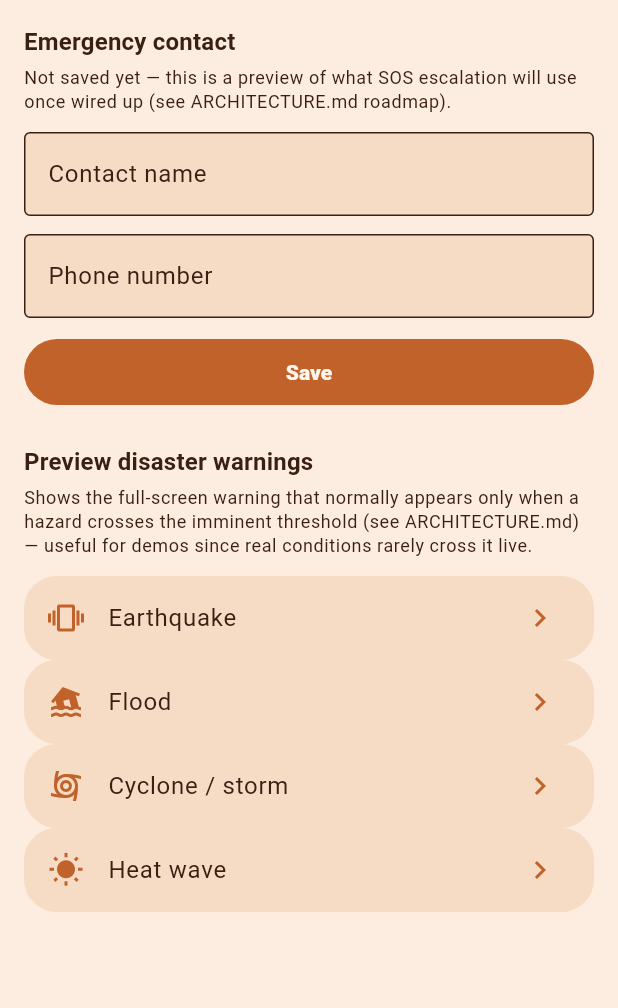
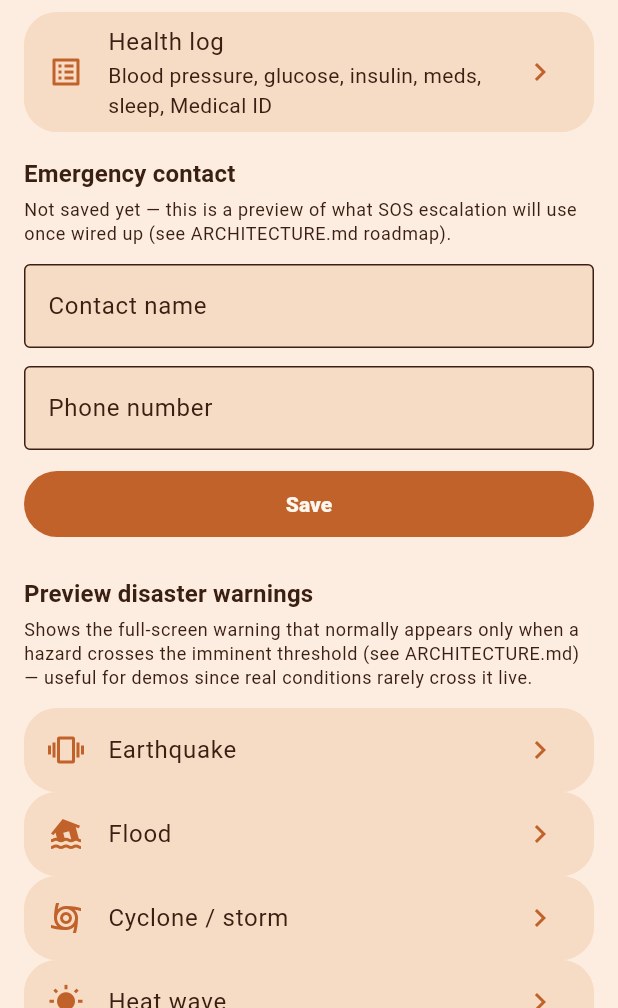
Before and after one commit to kaixenberg/foreverfit-foreverband, a Flutter app: the screen it shows after launch, after a tap on the "settings" icon, on a phone screen of 412 x 824 dp, the part 228-1236 px from its top. Run offline on Flutter 3.47's test engine with Material 3 defaults, Android fonts, the phone set to English and light mode, and no system bars; our stand-ins replace audioplayers, fl_chart, flutter_blue_plus, flutter_map, geolocator, hive_flutter and 4 more; missing offline and left inert: flutter_litert, flutter_map_cache, http_cache_core, http_cache_file_store; accounts and stored records are empty.

Commit message:
Rebuild Body & activity as a paged 2x3 card grid, add heart rate, drop nav card
Redo of the Body & activity section per direct feedback with a reference
screenshot: the horizontally-scrolling row from the last commit wasn't
what was asked for.

- New _PagedCardGrid (dashboard_screen.dart): a swipeable PageView of
  2-column x 3-row card pages with a dot-page indicator below — the
  OpenVitals dashboard-carousel pattern, reimplemented from scratch here
  (AGPL, no code copied). Replaces the single horizontal-scroll row for
  Body & activity (Wellness overview keeps the row — only 3 cards, no
  paging needed there).
- Heart rate added as a card in this section (steps, heart rate, weight,
  height, BMI, body fat, hydration — 7 cards, 2 pages). No separate
  history screen for it — the existing "Heart rate — recent" sparkline
  already covers its trend. Still also shown in the top vitals grid
  (deliberate duplication: that grid is the always-visible
  safety-critical one, this one is the browsable all-your-stats one).
- Removed the "Health log" nav card from this section — a grid of
  metrics shouldn't have a nav link mixed into it. HealthLogScreen is
  still reachable, now via a new entry in SettingsScreen instead.

ARCHITECTURE.md/README.md updated accordingly.

Co-Authored-By: Claude Sonnet 5 <noreply@anthropic.com>

```diff
--- a/app/health_companion/lib/screens/dashboard_screen.dart
+++ b/app/health_companion/lib/screens/dashboard_screen.dart
@@ -14,7 +14,6 @@ import '../storage/metrics_store.dart';
 import '../theme/app_theme.dart';
 import '../utils/heat_index.dart';
 import '../widgets/metric_card.dart';
-import 'health_log_screen.dart';
 import 'map_screen.dart';
 import 'metric_detail_screens.dart';
 import 'scan_connect_screen.dart';
@@ -368,9 +367,17 @@ class DashboardScreen extends StatelessWidget {
           Text('Body & activity',
               style: Theme.of(context).textTheme.titleMedium),
           const SizedBox(height: 8),
-          _CardRow(
+          _PagedCardGrid(
             cards: [
               const _StepsCard(),
+              MetricCard(
+                label: 'Heart rate',
+                value: hasFingerReading ? heartRate.toStringAsFixed(0) : '--',
+                unit: vitals != null && !hasFingerReading ? 'no finger' : 'bpm',
+                icon: Icons.favorite,
+                warn: heartRateWarn,
+                accentColor: AppTheme.accentPink,
+              ),
               MetricCard(
                 label: 'Weight',
                 value: metrics.latestWeightKg?.toStringAsFixed(1) ?? '--',
@@ -422,16 +429,6 @@ class DashboardScreen extends StatelessWidget {
                       builder: (_) => const HydrationHistoryScreen()),
                 ),
               ),
-              MetricCard(
-                label: 'Health log',
-                value: 'More',
-                unit: '',
-                icon: Icons.list_alt_outlined,
-                accentColor: AppTheme.accentPurple,
-                onTap: () => Navigator.of(context).push(
-                  MaterialPageRoute(builder: (_) => const HealthLogScreen()),
-                ),
-              ),
             ],
           ),
         ],
@@ -441,10 +438,8 @@ class DashboardScreen extends StatelessWidget {
 }
 
 /// A horizontally scrollable row of fixed-size, rectangular cards — used
-/// for both the Wellness overview and Body & activity sections instead of
-/// a wrapping GridView, which squeezed labels into "Well…"/"Basel…"
-/// ellipsis at 3-per-row and doesn't scale as more cards get added (e.g.
-/// merging Hydration and Health log in as cards here too).
+/// for the Wellness overview section (just 3 cards, no paging needed).
+/// Body & activity uses `_PagedCardGrid` instead — see below.
 class _CardRow extends StatelessWidget {
   const _CardRow({required this.cards});
 
@@ -464,6 +459,112 @@ class _CardRow extends StatelessWidget {
         itemBuilder: (_, i) => SizedBox(width: _cardWidth, child: cards[i]),
       ),
     );
+  }
+}
+
+/// A swipeable, paged 2-column x 3-row grid with a dot-page indicator —
+/// the OpenVitals dashboard-carousel pattern, reimplemented from scratch
+/// here (AGPL, see ARCHITECTURE.md — no code copied). Used for Body &
+/// activity now that it's grown past what a single row or a wrapping
+/// GridView comfortably shows.
+class _PagedCardGrid extends StatefulWidget {
+  const _PagedCardGrid({required this.cards});
+
+  final List<Widget> cards;
+
+  static const _perPage = 6; // 2 columns x 3 rows
+  static const _pageHeight = 420.0;
+
+  @override
+  State<_PagedCardGrid> createState() => _PagedCardGridState();
+}
+
+class _PagedCardGridState extends State<_PagedCardGrid> {
+  final _controller = PageController();
+  int _page = 0;
+
+  List<List<Widget>> get _pages {
+    final pages = <List<Widget>>[];
+    for (var i = 0; i < widget.cards.length; i += _PagedCardGrid._perPage) {
+      pages.add(widget.cards.sublist(
+        i,
+        (i + _PagedCardGrid._perPage).clamp(0, widget.cards.length),
+      ));
+    }
+    return pages;
+  }
+
+  @override
+  void dispose() {
+    _controller.dispose();
+    super.dispose();
+  }
+
+  @override
+  Widget build(BuildContext context) {
+    final pages = _pages;
+    return Column(
+      children: [
+        SizedBox(
+          height: _PagedCardGrid._pageHeight,
+          child: PageView.builder(
+            controller: _controller,
+            onPageChanged: (i) => setState(() => _page = i),
+            itemCount: pages.length,
+            itemBuilder: (_, i) => _CardGridPage(cards: pages[i]),
+          ),
+        ),
+        if (pages.length > 1) ...[
+          const SizedBox(height: 8),
+          Row(
+            mainAxisAlignment: MainAxisAlignment.center,
+            children: [
+              for (var i = 0; i < pages.length; i++)
+                Container(
+                  margin: const EdgeInsets.symmetric(horizontal: 3),
+                  width: 7,
+                  height: 7,
+                  decoration: BoxDecoration(
+                    shape: BoxShape.circle,
+                    color: i == _page
+                        ? Theme.of(context).colorScheme.primary
+                        : Theme.of(context).colorScheme.outline,
+                  ),
+                ),
+            ],
+          ),
+        ],
+      ],
+    );
+  }
+}
+
+/// One page of up to 6 cards, laid out as 3 rows of 2 — plain Rows +
+/// Expanded rather than GridView, so each row's height is a simple even
+/// share of the fixed page height instead of depending on an
+/// aspect-ratio guess that would vary with screen width.
+class _CardGridPage extends StatelessWidget {
+  const _CardGridPage({required this.cards});
+
+  final List<Widget> cards;
+
+  @override
+  Widget build(BuildContext context) {
+    final rows = <Widget>[];
+    for (var i = 0; i < cards.length; i += 2) {
+      if (rows.isNotEmpty) rows.add(const SizedBox(height: 8));
+      final second = i + 1 < cards.length ? cards[i + 1] : null;
+      rows.add(Expanded(
+        child: Row(
+          children: [
+            Expanded(child: cards[i]),
+            const SizedBox(width: 8),
+            Expanded(child: second ?? const SizedBox()),
+          ],
+        ),
+      ));
+    }
+    return Column(children: rows);
   }
 }
 
--- a/app/health_companion/lib/screens/settings_screen.dart
+++ b/app/health_companion/lib/screens/settings_screen.dart
@@ -1,6 +1,7 @@
 import 'package:flutter/material.dart';
 
 import '../disaster/hazard_type.dart';
+import 'health_log_screen.dart';
 import 'imminent_warning_screen.dart';
 import 'scan_connect_screen.dart';
 
@@ -41,6 +42,19 @@ class _SettingsScreenState extends State<SettingsScreen> {
               trailing: const Icon(Icons.chevron_right),
               onTap: () => Navigator.of(context).push(
                 MaterialPageRoute(builder: (_) => const ScanConnectScreen()),
+              ),
+            ),
+          ),
+          const SizedBox(height: 8),
+          Card(
+            child: ListTile(
+              leading: const Icon(Icons.list_alt_outlined),
+              title: const Text('Health log'),
+              subtitle: const Text(
+                  'Blood pressure, glucose, insulin, meds, sleep, Medical ID'),
+              trailing: const Icon(Icons.chevron_right),
+              onTap: () => Navigator.of(context).push(
+                MaterialPageRoute(builder: (_) => const HealthLogScreen()),
               ),
             ),
           ),
```
Also changed, not shown: 2 other files.
